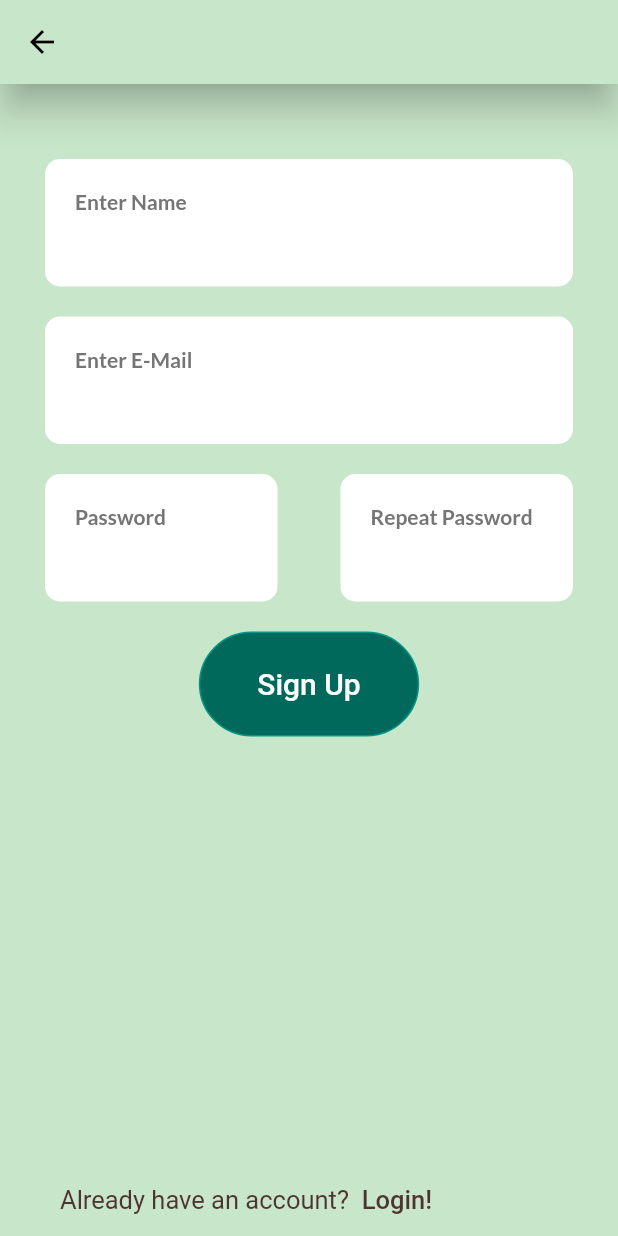
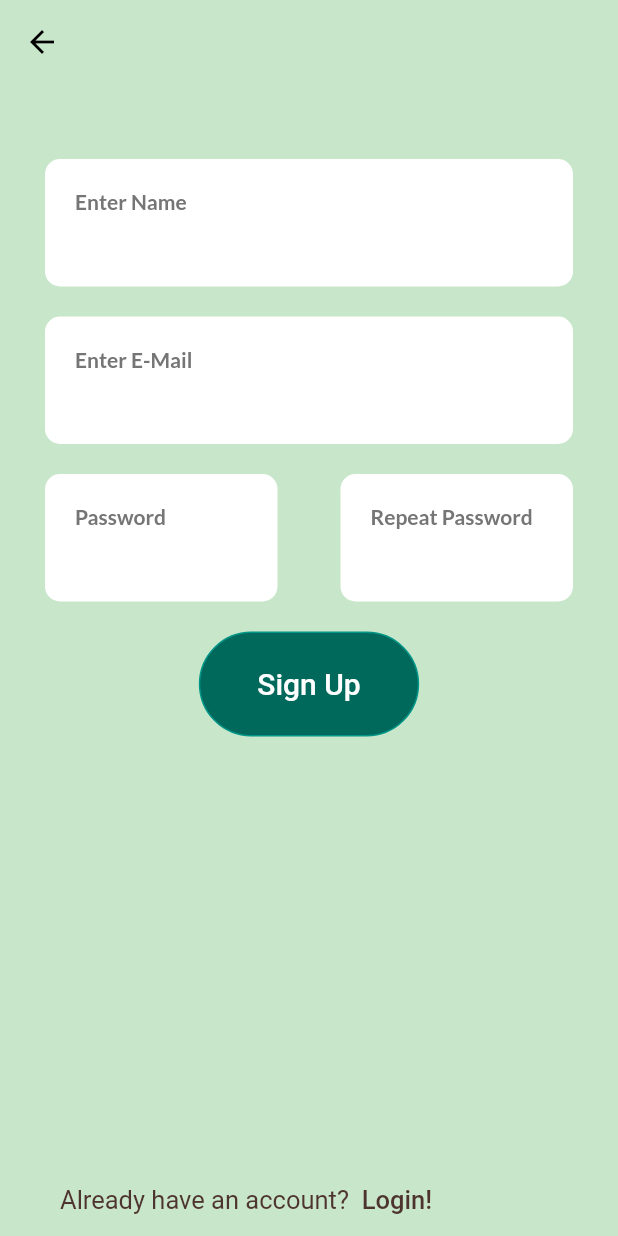
Before and after one commit to SaptarsiRoy/plants_app, a Flutter app: the EmailSignUpPage screen opened directly, on a phone screen of 412 x 824 dp. Run offline on Flutter 3.47's test engine with Material 2 defaults, Android fonts, the phone set to English and light mode, and no system bars; our stand-ins replace font_awesome_flutter, google_fonts.

Commit message:
removed debug elevation

```diff
--- a/lib/pages/email_signup_page.dart
+++ b/lib/pages/email_signup_page.dart
@@ -28,7 +28,7 @@ class EmailSignUpPage extends StatelessWidget {
     return Scaffold(
       backgroundColor: Colors.green.shade100,
       appBar: AppBar(
-        elevation: 10,
+        elevation: 0,
         backgroundColor: Colors.green.shade100,
         iconTheme: IconThemeData(
           color: Colors.black,
```
